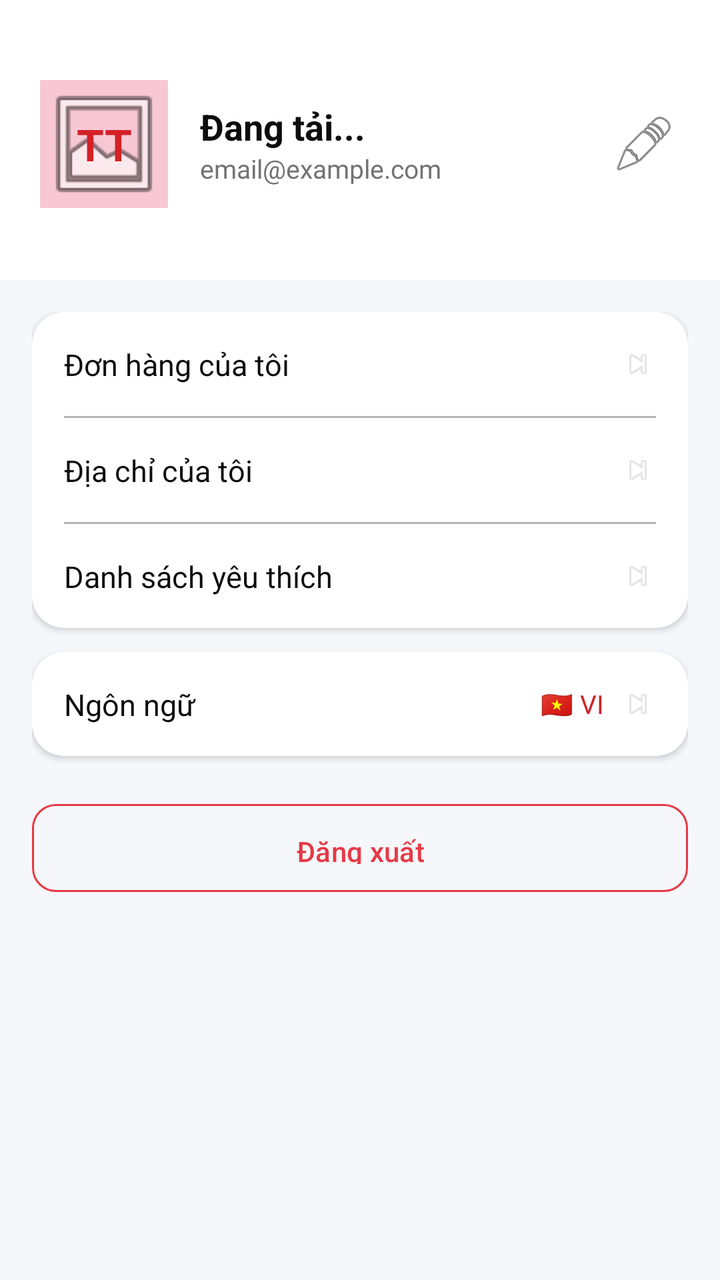
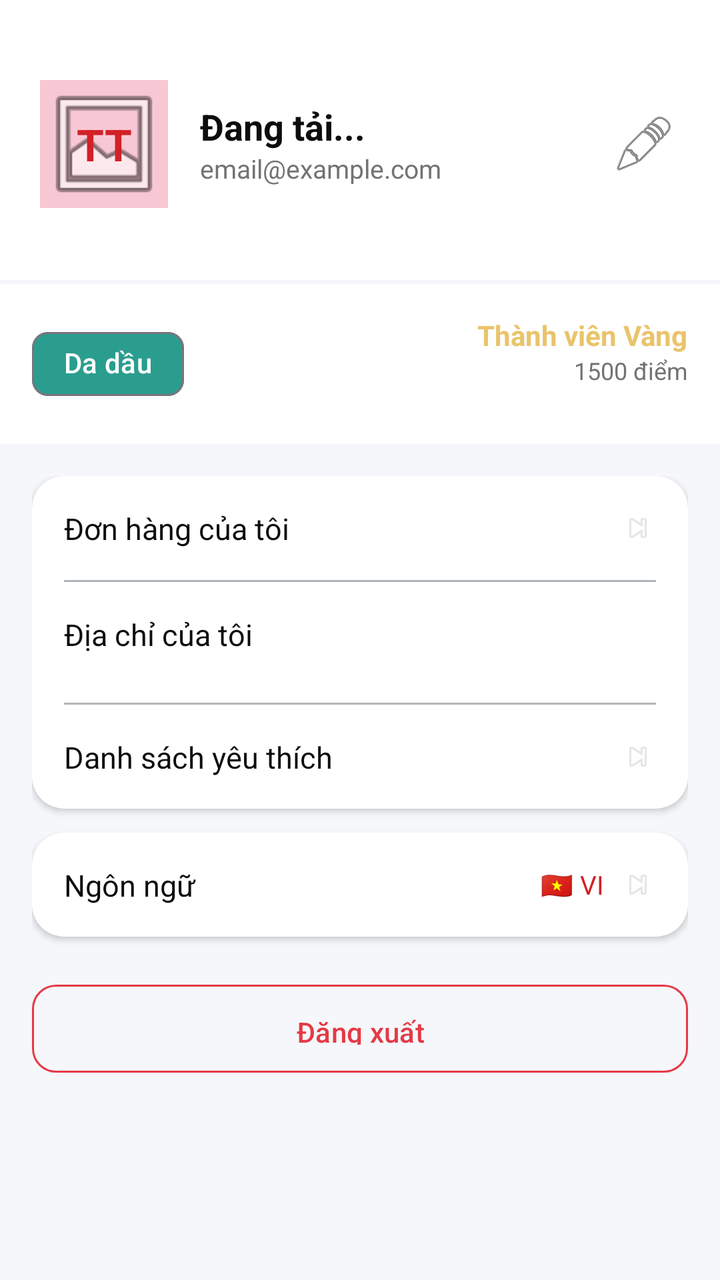

An Android layout rendered at two revisions. The XML below is the earlier revision; the diff shows what the commit changed to produce the second picture.
<!-- AndroidManifest.xml: application theme Theme.TirTirMCommerce -->
<!-- res/layout/fragment_profile.xml -->
<?xml version="1.0" encoding="utf-8"?>
<LinearLayout xmlns:android="http://schemas.android.com/apk/res/android"
    xmlns:app="http://schemas.android.com/apk/res-auto"
    android:layout_width="match_parent"
    android:layout_height="match_parent"
    android:orientation="vertical"
    android:background="@color/tirtir_bg_gray">

    
    <LinearLayout
        android:layout_width="match_parent"
        android:layout_height="wrap_content"
        android:orientation="vertical"
        android:background="@color/tirtir_milk_white"
        android:paddingHorizontal="20dp"
        android:paddingTop="40dp"
        android:paddingBottom="20dp">

        
        <LinearLayout
            android:layout_width="match_parent"
            android:layout_height="wrap_content"
            android:orientation="horizontal"
            android:gravity="center_vertical"
            android:layout_marginBottom="16dp">

            
            <FrameLayout
                android:layout_width="64dp"
                android:layout_height="64dp"
                android:layout_marginEnd="16dp">

                <ImageView
                    android:id="@+id/imgAvatar"
                    android:layout_width="64dp"
                    android:layout_height="64dp"
                    android:scaleType="centerCrop"
                    android:background="@color/tirtir_aura_pink"
                    android:src="@android:drawable/ic_menu_gallery"
                    android:clickable="true"
                    android:focusable="true" />

                <TextView
                    android:id="@+id/tvInitials"
                    android:layout_width="64dp"
                    android:layout_height="64dp"
                    android:gravity="center"
                    android:textColor="@color/tirtir_red_primary"
                    android:textSize="22sp"
                    android:textStyle="bold"
                    android:visibility="visible"
                    android:clickable="true"
                    android:focusable="true"
                    android:text="TT" />

                
                <ProgressBar
                    android:id="@+id/progressAvatarUpload"
                    android:layout_width="32dp"
                    android:layout_height="32dp"
                    android:layout_gravity="center"
                    android:visibility="gone" />

            </FrameLayout>

            
            <LinearLayout
                android:layout_width="0dp"
                android:layout_height="wrap_content"
                android:layout_weight="1"
                android:orientation="vertical">

                <TextView
                    android:id="@+id/tvUserName"
                    android:layout_width="wrap_content"
                    android:layout_height="wrap_content"
                    android:textColor="@color/tirtir_text_primary"
                    android:textSize="18sp"
                    android:textStyle="bold"
                    android:text="Đang tải..." />

                <TextView
                    android:id="@+id/tvUserEmail"
                    android:layout_width="wrap_content"
                    android:layout_height="wrap_content"
                    android:textColor="@color/tirtir_text_secondary"
                    android:textSize="13sp"
                    android:text="email@example.com" />
            </LinearLayout>

            
            <ImageButton
                android:id="@+id/btnEditProfile"
                android:layout_width="36dp"
                android:layout_height="36dp"
                android:background="?attr/selectableItemBackgroundBorderless"
                android:src="@android:drawable/ic_menu_edit"
                android:contentDescription="@string/profile_edit" />
        </LinearLayout>

    </LinearLayout>

    
    <ScrollView
        android:layout_width="match_parent"
        android:layout_height="0dp"
        android:layout_weight="1">

        <LinearLayout
            android:layout_width="match_parent"
            android:layout_height="wrap_content"
            android:orientation="vertical"
            android:padding="16dp">

            
            <androidx.cardview.widget.CardView
                android:layout_width="match_parent"
                android:layout_height="wrap_content"
                android:layout_marginBottom="12dp"
                app:cardCornerRadius="16dp"
                app:cardElevation="2dp"
                app:cardBackgroundColor="@color/tirtir_milk_white">

                <LinearLayout
                    android:layout_width="match_parent"
                    android:layout_height="wrap_content"
                    android:orientation="vertical">

                    
                    <LinearLayout
                        android:id="@+id/layoutMyOrders"
                        android:layout_width="match_parent"
                        android:layout_height="52dp"
                        android:orientation="horizontal"
                        android:gravity="center_vertical"
                        android:padding="16dp"
                        android:background="?attr/selectableItemBackground"
                        android:clickable="true"
                        android:focusable="true">

                        <TextView
                            android:layout_width="0dp"
                            android:layout_height="wrap_content"
                            android:layout_weight="1"
                            android:text="@string/profile_my_orders"
                            android:textColor="@color/tirtir_text_primary"
                            android:textSize="15sp" />

                        <ImageView
                            android:layout_width="18dp"
                            android:layout_height="18dp"
                            android:src="@android:drawable/ic_media_next"
                            android:alpha="0.4" />
                    </LinearLayout>

                    <View android:layout_width="match_parent" android:layout_height="1dp" android:background="@color/tirtir_silver_gray" android:layout_marginStart="16dp" android:layout_marginEnd="16dp" />

                    
                    <LinearLayout
                        android:id="@+id/layoutMyAddresses"
                        android:layout_width="match_parent"
                        android:layout_height="52dp"
                        android:orientation="horizontal"
                        android:gravity="center_vertical"
                        android:padding="16dp"
                        android:background="?attr/selectableItemBackground"
                        android:clickable="true"
                        android:focusable="true">

                        <TextView
                            android:layout_width="0dp"
                            android:layout_height="wrap_content"
                            android:layout_weight="1"
                            android:text="@string/profile_my_addresses"
                            android:textColor="@color/tirtir_text_primary"
                            android:textSize="15sp" />

                        <ImageView
                            android:layout_width="18dp"
                            android:layout_height="18dp"
                            android:src="@android:drawable/ic_media_next"
                            android:alpha="0.4" />
                    </LinearLayout>

                    <View android:layout_width="match_parent" android:layout_height="1dp" android:background="@color/tirtir_silver_gray" android:layout_marginStart="16dp" android:layout_marginEnd="16dp" />

                    
                    <LinearLayout
                        android:id="@+id/layoutMyWishlist"
                        android:layout_width="match_parent"
                        android:layout_height="52dp"
                        android:orientation="horizontal"
                        android:gravity="center_vertical"
                        android:padding="16dp"
                        android:background="?attr/selectableItemBackground"
                        android:clickable="true"
                        android:focusable="true">

                        <TextView
                            android:layout_width="0dp"
                            android:layout_height="wrap_content"
                            android:layout_weight="1"
                            android:text="@string/profile_my_wishlist"
                            android:textColor="@color/tirtir_text_primary"
                            android:textSize="15sp" />

                        <ImageView
                            android:layout_width="18dp"
                            android:layout_height="18dp"
                            android:src="@android:drawable/ic_media_next"
                            android:alpha="0.4" />
                    </LinearLayout>
                </LinearLayout>
            </androidx.cardview.widget.CardView>

            
            <androidx.cardview.widget.CardView
                android:layout_width="match_parent"
                android:layout_height="wrap_content"
                android:layout_marginBottom="12dp"
                app:cardCornerRadius="16dp"
                app:cardElevation="2dp"
                app:cardBackgroundColor="@color/tirtir_milk_white">

                <LinearLayout
                    android:layout_width="match_parent"
                    android:layout_height="wrap_content"
                    android:orientation="vertical">

                    
                    <LinearLayout
                        android:id="@+id/layoutLanguage"
                        android:layout_width="match_parent"
                        android:layout_height="52dp"
                        android:orientation="horizontal"
                        android:gravity="center_vertical"
                        android:padding="16dp"
                        android:background="?attr/selectableItemBackground"
                        android:clickable="true"
                        android:focusable="true">

                        <TextView
                            android:layout_width="0dp"
                            android:layout_height="wrap_content"
                            android:layout_weight="1"
                            android:text="@string/profile_language"
                            android:textColor="@color/tirtir_text_primary"
                            android:textSize="15sp" />

                        <TextView
                            android:id="@+id/tvCurrentLanguage"
                            android:layout_width="wrap_content"
                            android:layout_height="wrap_content"
                            android:text="🇻🇳 VI"
                            android:textColor="@color/tirtir_red_primary"
                            android:textSize="13sp"
                            android:layout_marginEnd="8dp" />

                        <ImageView
                            android:layout_width="18dp"
                            android:layout_height="18dp"
                            android:src="@android:drawable/ic_media_next"
                            android:alpha="0.4" />
                    </LinearLayout>
                </LinearLayout>
            </androidx.cardview.widget.CardView>

            
            <com.google.android.material.button.MaterialButton
                android:id="@+id/btnLogout"
                style="@style/Widget.TirTir.Button.Outline"
                android:layout_width="match_parent"
                android:layout_height="52dp"
                android:text="@string/btn_logout"
                android:textColor="@color/tirtir_error"
                app:strokeColor="@color/tirtir_error"
                android:layout_marginTop="8dp" />

        </LinearLayout>
    </ScrollView>
</LinearLayout>
<!-- resources referenced by this layout -->
<resources>
  <color name="tirtir_aura_pink">#F7C8D4</color>
  <color name="tirtir_bg_gray">#F5F7FA</color>
  <color name="tirtir_error">#E63946</color>
  <color name="tirtir_milk_white">#FFFFFF</color>
  <color name="tirtir_red_primary">#D32027</color>
  <color name="tirtir_silver_gray">#B0B5B9</color>
  <color name="tirtir_text_primary">#0D0D0D</color>
  <color name="tirtir_text_secondary">#737373</color>
  <string name="btn_logout">Đăng xuất</string>
  <string name="profile_edit">Chỉnh sửa hồ sơ</string>
  <string name="profile_language">Ngôn ngữ</string>
  <string name="profile_my_addresses">Địa chỉ của tôi</string>
  <string name="profile_my_orders">Đơn hàng của tôi</string>
  <string name="profile_my_wishlist">Danh sách yêu thích</string>
  <style name="Widget.TirTir.Button.Outline" parent="Widget.Material3.Button.OutlinedButton">
          <item name="strokeColor">@color/tirtir_red_primary</item>
          <item name="android:textColor">@color/tirtir_red_primary</item>
          <item name="cornerRadius">12dp</item>
          <item name="android:paddingTop">14dp</item>
          <item name="android:paddingBottom">14dp</item>
      </style>
  <style name="Theme.TirTirMCommerce" parent="Base.Theme.TirTirMCommerce" />
  <style name="Base.Theme.TirTirMCommerce" parent="Theme.Material3.DayNight.NoActionBar">
          <item name="colorPrimary">@color/tirtir_red_primary</item>
          <item name="colorPrimaryDark">@color/tirtir_red_dark</item>
          <item name="colorAccent">@color/tirtir_red_primary</item>
          <item name="colorOnPrimary">@color/tirtir_milk_white</item>
          <item name="android:windowBackground">@color/tirtir_bg_gray</item>
      </style>
  <color name="tirtir_red_dark">#A8181E</color>
</resources>

<!-- the commit's change to res/layout/fragment_profile.xml (unified diff, before → after) -->
@@ -1,6 +1,7 @@
 <?xml version="1.0" encoding="utf-8"?>
 <LinearLayout xmlns:android="http://schemas.android.com/apk/res/android"
     xmlns:app="http://schemas.android.com/apk/res-auto"
+    xmlns:tools="http://schemas.android.com/tools"
     android:layout_width="match_parent"
     android:layout_height="match_parent"
     android:orientation="vertical"
@@ -31,7 +32,7 @@
                 android:layout_marginEnd="16dp">
 
                 <ImageView
-                    android:id="@+id/imgAvatar"
+                    android:id="@+id/ivAvatar"
                     android:layout_width="64dp"
                     android:layout_height="64dp"
                     android:scaleType="centerCrop"
@@ -80,7 +81,7 @@
                     android:text="Đang tải..." />
 
                 <TextView
-                    android:id="@+id/tvUserEmail"
+                    android:id="@+id/tvEmail"
                     android:layout_width="wrap_content"
                     android:layout_height="wrap_content"
                     android:textColor="@color/tirtir_text_secondary"
@@ -98,6 +99,50 @@
                 android:contentDescription="@string/profile_edit" />
         </LinearLayout>
 
+    </LinearLayout>
+
+    
+    <LinearLayout
+        android:layout_width="match_parent"
+        android:layout_height="wrap_content"
+        android:orientation="horizontal"
+        android:padding="16dp"
+        android:background="@color/tirtir_milk_white"
+        android:layout_marginTop="2dp">
+
+        <com.google.android.material.chip.Chip
+            android:id="@+id/chipSkinType"
+            android:layout_width="wrap_content"
+            android:layout_height="wrap_content"
+            android:text="Da dầu"
+            android:textColor="@color/tirtir_milk_white"
+            app:chipBackgroundColor="@color/tirtir_success" />
+
+        <Space
+            android:layout_width="0dp"
+            android:layout_height="wrap_content"
+            android:layout_weight="1" />
+
+        <LinearLayout
+            android:layout_width="wrap_content"
+            android:layout_height="wrap_content"
+            android:orientation="vertical"
+            android:gravity="end">
+            <TextView
+                android:id="@+id/tvLoyaltyTier"
+                android:layout_width="wrap_content"
+                android:layout_height="wrap_content"
+                android:text="Thành viên Vàng"
+                android:textStyle="bold"
+                android:textColor="@color/tirtir_warning" />
+            <TextView
+                android:id="@+id/tvLoyaltyPoints"
+                android:layout_width="wrap_content"
+                android:layout_height="wrap_content"
+                android:text="1500 điểm"
+                android:textSize="12sp"
+                android:textColor="@color/tirtir_text_secondary" />
+        </LinearLayout>
     </LinearLayout>
 
     
@@ -159,27 +204,26 @@
                     <LinearLayout
                         android:id="@+id/layoutMyAddresses"
                         android:layout_width="match_parent"
-                        android:layout_height="52dp"
-                        android:orientation="horizontal"
-                        android:gravity="center_vertical"
-                        android:padding="16dp"
-                        android:background="?attr/selectableItemBackground"
-                        android:clickable="true"
-                        android:focusable="true">
+                        android:layout_height="wrap_content"
+                        android:orientation="vertical"
+                        android:padding="16dp">
 
                         <TextView
-                            android:layout_width="0dp"
-                            android:layout_height="wrap_content"
-                            android:layout_weight="1"
+                            android:layout_width="match_parent"
+                            android:layout_height="wrap_content"
                             android:text="@string/profile_my_addresses"
                             android:textColor="@color/tirtir_text_primary"
-                            android:textSize="15sp" />
-
-                        <ImageView
-                            android:layout_width="18dp"
-                            android:layout_height="18dp"
-                            android:src="@android:drawable/ic_media_next"
-                            android:alpha="0.4" />
+                            android:textSize="15sp"
+                            android:layout_marginBottom="8dp" />
+
+                        <androidx.recyclerview.widget.RecyclerView
+                            android:id="@+id/rvAddresses"
+                            android:layout_width="match_parent"
+                            android:layout_height="wrap_content"
+                            android:nestedScrollingEnabled="false"
+                            app:layoutManager="androidx.recyclerview.widget.LinearLayoutManager"
+                            tools:listitem="@layout/item_address"
+                            tools:itemCount="2" />
                     </LinearLayout>
 
                     <View android:layout_width="match_parent" android:layout_height="1dp" android:background="@color/tirtir_silver_gray" android:layout_marginStart="16dp" android:layout_marginEnd="16dp" />
@@ -279,3 +323,82 @@
         </LinearLayout>
     </ScrollView>
 </LinearLayout>
+<!-- res/layout/item_address.xml (included above) -->
+<?xml version="1.0" encoding="utf-8"?>
+<androidx.cardview.widget.CardView xmlns:android="http://schemas.android.com/apk/res/android"
+    xmlns:app="http://schemas.android.com/apk/res-auto"
+    android:layout_width="match_parent"
+    android:layout_height="wrap_content"
+    android:layout_marginHorizontal="16dp"
+    android:layout_marginVertical="6dp"
+    app:cardCornerRadius="16dp"
+    app:cardElevation="2dp"
+    app:cardBackgroundColor="@color/tirtir_milk_white">
+
+    <LinearLayout
+        android:layout_width="match_parent"
+        android:layout_height="wrap_content"
+        android:orientation="vertical"
+        android:padding="16dp">
+
+        
+        <LinearLayout
+            android:layout_width="match_parent"
+            android:layout_height="wrap_content"
+            android:orientation="horizontal"
+            android:gravity="center_vertical"
+            android:layout_marginBottom="4dp">
+
+            <TextView
+                android:id="@+id/tvReceiverName"
+                android:layout_width="0dp"
+                android:layout_height="wrap_content"
+                android:layout_weight="1"
+                android:textStyle="bold"
+                android:textColor="@color/tirtir_text_primary"
+                android:textSize="15sp"
+                android:text="Nguyễn Văn A" />
+
+            <com.google.android.material.chip.Chip
+                android:id="@+id/tvAddressLabel"
+                android:layout_width="wrap_content"
+                android:layout_height="32dp"
+                android:text="@string/address_default_label"
+                android:textColor="@color/tirtir_red_primary"
+                app:chipBackgroundColor="@color/tirtir_aura_pink"
+                app:chipStrokeColor="@color/tirtir_red_primary"
+                app:chipStrokeWidth="1dp"
+                android:textSize="11sp"
+                android:layout_marginEnd="8dp" />
+
+            <ImageButton
+                android:id="@+id/btnEditAddress"
+                android:layout_width="32dp"
+                android:layout_height="32dp"
+                android:background="?attr/selectableItemBackgroundBorderless"
+                android:src="@android:drawable/ic_menu_edit"
+                android:contentDescription="@string/address_edit" />
+        </LinearLayout>
+
+        
+        <TextView
+            android:id="@+id/tvPhone"
+            android:layout_width="wrap_content"
+            android:layout_height="wrap_content"
+            android:textColor="@color/tirtir_text_secondary"
+            android:textSize="13sp"
+            android:layout_marginBottom="4dp"
+            android:text="0901234567" />
+
+        
+        <TextView
+            android:id="@+id/tvAddressLine"
+            android:layout_width="match_parent"
+            android:layout_height="wrap_content"
+            android:textColor="@color/tirtir_text_secondary"
+            android:textSize="13sp"
+            android:maxLines="2"
+            android:text="12 Lý Tự Trọng, Phường Bến Nghé, Quận 1, TP. Hồ Chí Minh" />
+
+    </LinearLayout>
+</androidx.cardview.widget.CardView>
<!-- resource entries referenced after the edit -->
@@ -6,8 +6,12 @@
   <color name="tirtir_milk_white">#FFFFFF</color>
   <color name="tirtir_red_primary">#D32027</color>
   <color name="tirtir_silver_gray">#B0B5B9</color>
+  <color name="tirtir_success">#2A9D8F</color>
   <color name="tirtir_text_primary">#0D0D0D</color>
   <color name="tirtir_text_secondary">#737373</color>
+  <color name="tirtir_warning">#E9C46A</color>
+  <string name="address_default_label">Mặc định</string>
+  <string name="address_edit">Chỉnh sửa địa chỉ</string>
   <string name="btn_logout">Đăng xuất</string>
   <string name="profile_edit">Chỉnh sửa hồ sơ</string>
   <string name="profile_language">Ngôn ngữ</string>
@@ -23,12 +27,13 @@
       </style>
   <style name="Theme.TirTirMCommerce" parent="Base.Theme.TirTirMCommerce" />
   <style name="Base.Theme.TirTirMCommerce" parent="Theme.Material3.DayNight.NoActionBar">
-          <item name="colorPrimary">@color/tirtir_red_primary</item>
-          <item name="colorPrimaryDark">@color/tirtir_red_dark</item>
-          <item name="colorAccent">@color/tirtir_red_primary</item>
-          <item name="colorOnPrimary">@color/tirtir_milk_white</item>
+          <item name="colorPrimary">@color/tirtir_aura_pink</item>
+          <item name="colorPrimaryDark">@color/tirtir_milk_white</item>
+          <item name="colorAccent">@color/tirtir_aura_pink</item>
+          <item name="colorOnPrimary">@color/tirtir_text_primary</item>
           <item name="android:windowBackground">@color/tirtir_bg_gray</item>
+          <item name="android:statusBarColor">@color/tirtir_milk_white</item>
+          <item name="android:windowLightStatusBar">true</item>
       </style>
-  <color name="tirtir_red_dark">#A8181E</color>
 </resources>
 
